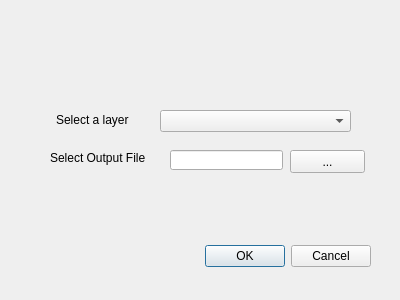
Above: geowebannotation_dialog_base.ui from situx/geowebannotation before the change. Below: the same form after it.
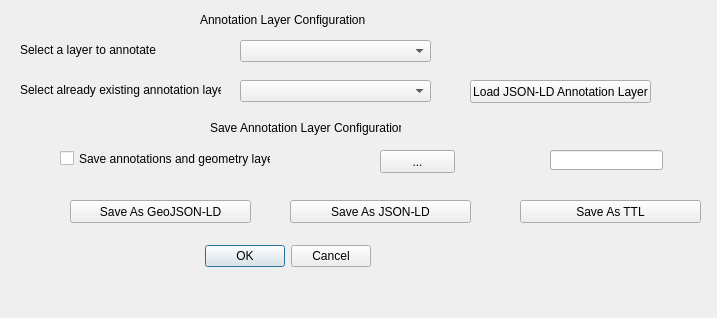
That is the form after the change.

Commit message: Work on annotation layer loading

The edit to the form file:
```diff
--- a/geowebannotation_dialog_base.ui
+++ b/geowebannotation_dialog_base.ui
@@ -6,8 +6,8 @@
    <rect>
     <x>0</x>
     <y>0</y>
-    <width>400</width>
-    <height>300</height>
+    <width>717</width>
+    <height>318</height>
    </rect>
   </property>
   <property name="windowTitle">
@@ -32,43 +32,30 @@
   <widget class="QComboBox" name="comboBox">
    <property name="geometry">
     <rect>
-     <x>160</x>
-     <y>110</y>
+     <x>240</x>
+     <y>40</y>
      <width>191</width>
      <height>22</height>
     </rect>
    </property>
   </widget>
-  <widget class="QLabel" name="label">
+  <widget class="QLabel" name="selectLayerToAnnotate">
    <property name="geometry">
     <rect>
-     <x>56</x>
-     <y>110</y>
-     <width>91</width>
+     <x>20</x>
+     <y>40</y>
+     <width>141</width>
      <height>20</height>
     </rect>
    </property>
    <property name="text">
-    <string>Select a layer</string>
-   </property>
-  </widget>
-  <widget class="QLabel" name="label_2">
-   <property name="geometry">
-    <rect>
-     <x>50</x>
-     <y>150</y>
-     <width>101</width>
-     <height>16</height>
-    </rect>
-   </property>
-   <property name="text">
-    <string>Select Output File</string>
+    <string>Select a layer to annotate</string>
    </property>
   </widget>
   <widget class="QLineEdit" name="lineEdit">
    <property name="geometry">
     <rect>
-     <x>170</x>
+     <x>550</x>
      <y>150</y>
      <width>113</width>
      <height>20</height>
@@ -78,7 +65,7 @@
   <widget class="QPushButton" name="pushButton">
    <property name="geometry">
     <rect>
-     <x>290</x>
+     <x>380</x>
      <y>150</y>
      <width>75</width>
      <height>23</height>
@@ -88,6 +75,120 @@
     <string>...</string>
    </property>
   </widget>
+  <widget class="QLabel" name="label_3">
+   <property name="geometry">
+    <rect>
+     <x>20</x>
+     <y>80</y>
+     <width>201</width>
+     <height>20</height>
+    </rect>
+   </property>
+   <property name="text">
+    <string>Select already existing annotation layer</string>
+   </property>
+  </widget>
+  <widget class="QComboBox" name="selectAnnoationLayerComboBox">
+   <property name="geometry">
+    <rect>
+     <x>240</x>
+     <y>80</y>
+     <width>191</width>
+     <height>22</height>
+    </rect>
+   </property>
+  </widget>
+  <widget class="QLabel" name="label">
+   <property name="geometry">
+    <rect>
+     <x>200</x>
+     <y>10</y>
+     <width>201</width>
+     <height>20</height>
+    </rect>
+   </property>
+   <property name="text">
+    <string>Annotation Layer Configuration</string>
+   </property>
+  </widget>
+  <widget class="QPushButton" name="loadAnnotationLayerButton">
+   <property name="geometry">
+    <rect>
+     <x>470</x>
+     <y>80</y>
+     <width>181</width>
+     <height>23</height>
+    </rect>
+   </property>
+   <property name="text">
+    <string>Load JSON-LD Annotation Layer</string>
+   </property>
+  </widget>
+  <widget class="QPushButton" name="saveAsJSONLDButton">
+   <property name="geometry">
+    <rect>
+     <x>290</x>
+     <y>200</y>
+     <width>181</width>
+     <height>23</height>
+    </rect>
+   </property>
+   <property name="text">
+    <string>Save As JSON-LD</string>
+   </property>
+  </widget>
+  <widget class="QPushButton" name="saveAsGeoJSONLDButton">
+   <property name="geometry">
+    <rect>
+     <x>70</x>
+     <y>200</y>
+     <width>181</width>
+     <height>23</height>
+    </rect>
+   </property>
+   <property name="text">
+    <string>Save As GeoJSON-LD</string>
+   </property>
+  </widget>
+  <widget class="QLabel" name="label_4">
+   <property name="geometry">
+    <rect>
+     <x>210</x>
+     <y>120</y>
+     <width>191</width>
+     <height>16</height>
+    </rect>
+   </property>
+   <property name="text">
+    <string>Save Annotation Layer Configuration</string>
+   </property>
+  </widget>
+  <widget class="QCheckBox" name="saveAnnotationsWithLayerBox">
+   <property name="geometry">
+    <rect>
+     <x>60</x>
+     <y>150</y>
+     <width>211</width>
+     <height>17</height>
+    </rect>
+   </property>
+   <property name="text">
+    <string>Save annotations and geometry layer</string>
+   </property>
+  </widget>
+  <widget class="QPushButton" name="saveAsTTLButton">
+   <property name="geometry">
+    <rect>
+     <x>520</x>
+     <y>200</y>
+     <width>181</width>
+     <height>23</height>
+    </rect>
+   </property>
+   <property name="text">
+    <string>Save As TTL</string>
+   </property>
+  </widget>
  </widget>
  <resources/>
  <connections>
```
Left out of the diff: 2 changed lines with no effect on the pictures. The commit also changes 205 other files.
